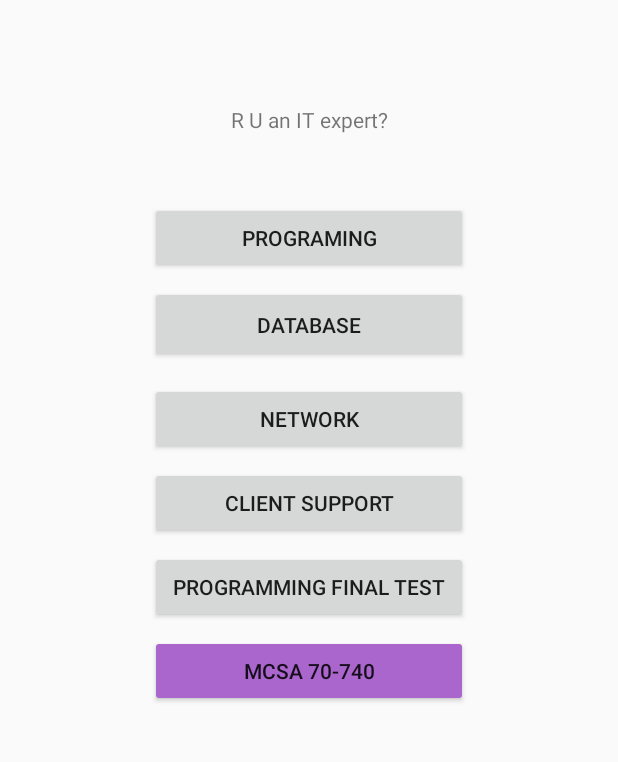
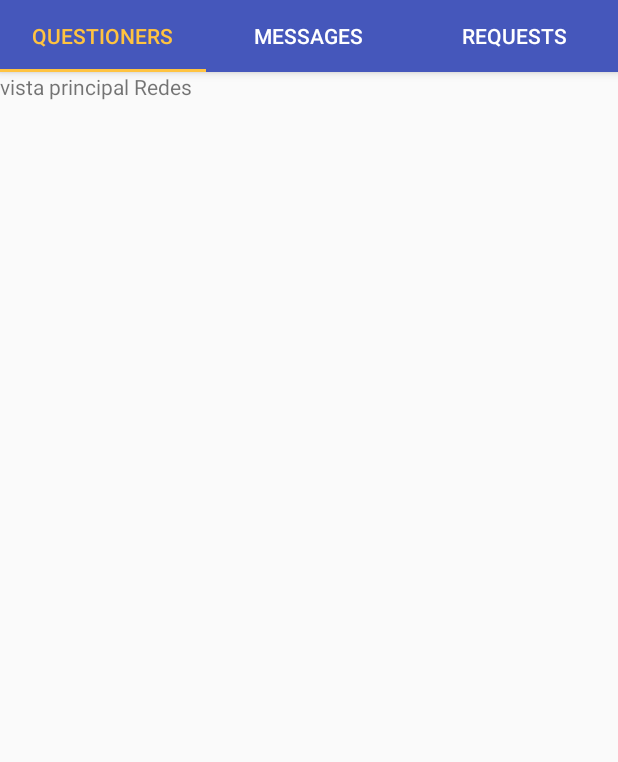
Before and after one commit to MovilTec/URStudyGuide_1, an Android app: the screen it shows after launch once a user with an empty profile is signed in (MainActivity), on a phone screen of 412 x 824 dp, the part 84-846 px from its top. Run offline under Robolectric (Android 15) with nearby library versions, the phone set to English and light mode, and no system bars; our stand-ins replace Firebase (no records; nobody signed in at launch, a user with empty details on screens opened directly).

Commit message:
Daniel R. Meneses León, creación de vistas en página principal. Intento de creación de Listas en Requests

```diff
--- a/app/build.gradle
+++ b/app/build.gradle
@@ -31,6 +31,7 @@ dependencies {
     implementation 'com.google.firebase:firebase-database:16.0.1'
     implementation 'com.google.firebase:firebase-auth:16.0.1'
     implementation 'com.google.firebase:firebase-storage:16.0.1'
+    implementation 'com.android.support:support-v4:26.1.0'
     testImplementation 'junit:junit:4.12'
     androidTestImplementation 'com.android.support.test:runner:1.0.2'
     androidTestImplementation 'com.android.support.test.espresso:espresso-core:3.0.2'
--- a/app/src/main/AndroidManifest.xml
+++ b/app/src/main/AndroidManifest.xml
@@ -73,8 +73,10 @@
         <activity
             android:name=".UsersActivity"
             android:parentActivityName=".MainActivity" />
-        <activity android:name=".ProfileActivity"
-            android:parentActivityName=".UsersActivity"></activity>
+        <activity
+            android:name=".ProfileActivity"
+            android:parentActivityName=".UsersActivity" />
+        <activity android:name=".Main2Activity"></activity>
     </application>
 
 </manifest>
--- /dev/null
+++ b/app/src/main/java/com/example/bbvacontrol/uranitexpert/FriendsFragment.java
@@ -0,0 +1,29 @@
+package com.example.bbvacontrol.uranitexpert;
+
+
+import android.os.Bundle;
+import android.support.v4.app.Fragment;
+import android.view.LayoutInflater;
+import android.view.View;
+import android.view.ViewGroup;
+
+
+/**
+ * A simple {@link Fragment} subclass.
+ */
+public class FriendsFragment extends Fragment {
+
+
+    public FriendsFragment() {
+        // Required empty public constructor
+    }
+
+
+    @Override
+    public View onCreateView(LayoutInflater inflater, ViewGroup container,
+                             Bundle savedInstanceState) {
+        // Inflate the layout for this fragment
+        return inflater.inflate(R.layout.fragment_friends, container, false);
+    }
+
+}
--- a/app/src/main/java/com/example/bbvacontrol/uranitexpert/MainActivity.java
+++ b/app/src/main/java/com/example/bbvacontrol/uranitexpert/MainActivity.java
@@ -3,6 +3,8 @@ package com.example.bbvacontrol.uranitexpert;
 import android.app.Activity;
 import android.content.Intent;
 import android.os.Bundle;
+import android.support.design.widget.TabLayout;
+import android.support.v4.view.ViewPager;
 import android.support.v7.app.AppCompatActivity;
 import android.support.v7.widget.Toolbar;
 import android.view.Menu;
@@ -18,6 +20,9 @@ public class MainActivity extends AppCompatActivity {
 
     private FirebaseAuth mAuth;
     private Toolbar mToolbar;
+    private SectionsPagerAdapter mSections;
+    private TabLayout mTabLayout;
+    private ViewPager mViewPager;
 
     @Override
     protected void onCreate(Bundle savedInstanceState) {
@@ -30,6 +35,13 @@ public class MainActivity extends AppCompatActivity {
         setSupportActionBar(mToolbar);
         getSupportActionBar().setTitle("URStudyGuide");
 
+        mViewPager = findViewById(R.id.main_tabPager);
+        mSections = new SectionsPagerAdapter(getSupportFragmentManager());
+
+        mViewPager.setAdapter(mSections);
+
+        mTabLayout = findViewById(R.id.main_tabs);
+        mTabLayout.setupWithViewPager(mViewPager);
     }
 
         public void sendMessage(View view) {
--- /dev/null
+++ b/app/src/main/java/com/example/bbvacontrol/uranitexpert/MessagesFragment.java
@@ -0,0 +1,29 @@
+package com.example.bbvacontrol.uranitexpert;
+
+
+import android.os.Bundle;
+import android.support.v4.app.Fragment;
+import android.view.LayoutInflater;
+import android.view.View;
+import android.view.ViewGroup;
+
+
+/**
+ * A simple {@link Fragment} subclass.
+ */
+public class MessagesFragment extends Fragment {
+
+
+    public MessagesFragment() {
+        // Required empty public constructor
+    }
+
+
+    @Override
+    public View onCreateView(LayoutInflater inflater, ViewGroup container,
+                             Bundle savedInstanceState) {
+        // Inflate the layout for this fragment
+        return inflater.inflate(R.layout.fragment_messages, container, false);
+    }
+
+}
--- a/app/src/main/java/com/example/bbvacontrol/uranitexpert/ProfileActivity.java
+++ b/app/src/main/java/com/example/bbvacontrol/uranitexpert/ProfileActivity.java
@@ -73,7 +73,7 @@ public class ProfileActivity extends AppCompatActivity {
                 int width = size.x;
                 int height = size.y;
 
-                int Width = width - (width/6);
+                int Width = width - (width/9);
                 int Height = height - (height/2);
 
                 profileUserImage.getLayoutParams().height = Height;
--- /dev/null
+++ b/app/src/main/java/com/example/bbvacontrol/uranitexpert/SectionsPagerAdapter.java
@@ -0,0 +1,49 @@
+package com.example.bbvacontrol.uranitexpert;
+
+import android.support.v4.app.Fragment;
+import android.support.v4.app.FragmentManager;
+import android.support.v4.app.FragmentPagerAdapter;
+
+class SectionsPagerAdapter extends FragmentPagerAdapter{
+
+    public SectionsPagerAdapter(FragmentManager fm) {
+        super(fm);
+    }
+
+    @Override
+    public Fragment getItem(int position) {
+        switch(position){
+            case 0:
+                FriendsFragment friendsFragment = new FriendsFragment();
+                return friendsFragment;
+            case 1:
+                MessagesFragment messagesFragment= new MessagesFragment();
+                return messagesFragment;
+            case 2:
+                RequestFragment requestFragment = new RequestFragment();
+                return requestFragment;
+            default:
+                return null;
+        }
+    }
+
+    @Override
+    public int getCount() {
+        return 3;
+    }
+
+    @Override
+    public CharSequence getPageTitle(int position) {
+        switch(position){
+            case 0:
+                return "Questioners";
+            case 1:
+                return "Messages";
+            case 2:
+                return "Requests";
+            default:
+                return null;
+        }
+//        return super.getPageTitle(position);
+    }
+}
--- a/app/src/main/java/com/example/bbvacontrol/uranitexpert/Users.java
+++ b/app/src/main/java/com/example/bbvacontrol/uranitexpert/Users.java
@@ -3,6 +3,7 @@ package com.example.bbvacontrol.uranitexpert;
 import android.app.ProgressDialog;
 import android.content.Context;
 import android.content.Intent;
+import android.graphics.Color;
 import android.net.Uri;
 import android.os.Bundle;
 import android.support.annotation.NonNull;
@@ -302,6 +303,7 @@ public class Users {
                         userProfile.changeRequestState(status);
                         if(status == 1){
                             friendReqButton.setText("cancel request");
+                            friendReqButton.setBackgroundColor(Color.RED);
                         }
                     }catch(NullPointerException nullException){
                         userProfile.changeRequestState(0);
--- a/app/src/main/res/layout/activity_main.xml
+++ b/app/src/main/res/layout/activity_main.xml
@@ -6,20 +6,43 @@
     android:layout_height="match_parent"
     tools:context="com.example.bbvacontrol.uranitexpert.MainActivity">
 
-    <include layout="@layout/app_bar_layout" android:id="@+id/main_page_toolbar"/>
+    <android.support.design.widget.AppBarLayout
+        android:id="@+id/appBarLayout"
+        android:layout_width="match_parent"
+        android:layout_height="wrap_content">
+
+        <include
+            android:id="@+id/main_page_toolbar"
+            layout="@layout/app_bar_layout" />
+
+        <android.support.design.widget.TabLayout
+            android:id="@+id/main_tabs"
+            android:layout_width="match_parent"
+            android:layout_height="wrap_content"
+            app:tabTextColor="#fff"
+            app:tabSelectedTextColor="@color/colorAccent">
+        </android.support.design.widget.TabLayout>
+
+
+    </android.support.design.widget.AppBarLayout>
+
+    <android.support.v4.view.ViewPager
+        android:id="@+id/main_tabPager"
+        android:layout_width="0dp"
+        android:layout_height="475dp"
+        app:layout_constraintBottom_toBottomOf="parent"
+        app:layout_constraintEnd_toEndOf="parent"
+        app:layout_constraintHorizontal_bias="1.0"
+        app:layout_constraintStart_toStartOf="parent"
+        app:layout_constraintTop_toBottomOf="@+id/appBarLayout"
+        app:layout_constraintVertical_bias="0.0">
 
         <TextView
             android:id="@+id/textView"
             android:layout_width="121dp"
             android:layout_height="26dp"
             android:text="R U an IT expert?"
-        android:textAlignment="center"
-        app:layout_constraintBottom_toBottomOf="parent"
-        app:layout_constraintHorizontal_bias="0.501"
-        app:layout_constraintLeft_toLeftOf="parent"
-        app:layout_constraintRight_toRightOf="parent"
-        app:layout_constraintTop_toTopOf="parent"
-        app:layout_constraintVertical_bias="0.158" />
+            android:textAlignment="center" />
 
         <Button
             android:id="@+id/Programming_button"
@@ -109,4 +132,8 @@
             app:layout_constraintTop_toBottomOf="@+id/Examen_Programa"
             app:layout_constraintVertical_bias="0.0" />
 
+
+    </android.support.v4.view.ViewPager>
+
+
 </android.support.constraint.ConstraintLayout>
--- /dev/null
+++ b/app/src/main/res/layout/fragment_friends.xml
@@ -0,0 +1,100 @@
+<?xml version="1.0" encoding="utf-8"?>
+<FrameLayout xmlns:android="http://schemas.android.com/apk/res/android"
+    xmlns:tools="http://schemas.android.com/tools"
+    android:layout_width="match_parent"
+    android:layout_height="match_parent"
+    xmlns:app="http://schemas.android.com/apk/res-auto"
+    tools:context=".FriendsFragment">
+
+    <!-- TODO: Update blank fragment layout -->
+    <TextView
+        android:layout_width="wrap_content"
+        android:layout_height="wrap_content"
+        android:text="@string/hello_blank_fragment" />
+
+    <!--<Button
+        android:id="@+id/Programming_button"
+        android:layout_width="212dp"
+        android:layout_height="wrap_content"
+        android:layout_centerVertical="true"
+        android:layout_marginBottom="8dp"
+        android:layout_marginTop="8dp"
+
+        android:text="Programing"
+        app:layout_constraintBottom_toBottomOf="parent"
+        app:layout_constraintEnd_toEndOf="parent"
+        app:layout_constraintStart_toStartOf="parent"
+        app:layout_constraintTop_toBottomOf="@+id/textView"
+        app:layout_constraintVertical_bias="0.05" />
+
+    <Button
+        android:id="@+id/DataBase_button"
+        android:layout_width="212dp"
+        android:layout_height="51dp"
+        android:layout_marginBottom="8dp"
+        android:layout_marginTop="8dp"
+
+        android:text="DataBase"
+        app:layout_constraintBottom_toBottomOf="parent"
+        app:layout_constraintEnd_toEndOf="parent"
+        app:layout_constraintStart_toStartOf="parent"
+        app:layout_constraintTop_toBottomOf="@+id/Programming_button"
+        app:layout_constraintVertical_bias="0.0" />
+
+    <Button
+        android:id="@+id/button3"
+        android:layout_width="212dp"
+        android:layout_height="wrap_content"
+        android:layout_marginBottom="8dp"
+        android:layout_marginTop="8dp"
+
+        android:text="Network"
+        app:layout_constraintBottom_toBottomOf="parent"
+        app:layout_constraintEnd_toEndOf="parent"
+        app:layout_constraintStart_toStartOf="parent"
+        app:layout_constraintTop_toBottomOf="@+id/DataBase_button"
+        app:layout_constraintVertical_bias="0.011" />
+
+    <Button
+        android:id="@+id/button4"
+        android:layout_width="212dp"
+        android:layout_height="wrap_content"
+        android:layout_marginBottom="8dp"
+        android:layout_marginTop="8dp"
+
+        android:text="Client Support"
+        app:layout_constraintBottom_toBottomOf="parent"
+        app:layout_constraintEnd_toEndOf="parent"
+        app:layout_constraintStart_toStartOf="parent"
+        app:layout_constraintTop_toBottomOf="@+id/button3"
+        app:layout_constraintVertical_bias="0.0" />
+
+    <Button
+        android:id="@+id/Examen_Programa"
+        android:layout_width="212dp"
+        android:layout_height="wrap_content"
+        android:layout_marginBottom="8dp"
+        android:layout_marginTop="8dp"
+
+        android:text="Programming Final Test"
+        app:layout_constraintBottom_toBottomOf="parent"
+        app:layout_constraintEnd_toEndOf="parent"
+        app:layout_constraintStart_toStartOf="parent"
+        app:layout_constraintTop_toBottomOf="@+id/button4"
+        app:layout_constraintVertical_bias="0.0" />
+
+    <Button
+        android:id="@+id/MCSAButton"
+
+        android:layout_width="212dp"
+        android:layout_height="wrap_content"
+        android:layout_marginBottom="8dp"
+        android:layout_marginEnd="8dp"
+        android:layout_marginStart="8dp"
+        android:layout_marginTop="8dp"
+        android:backgroundTint="@android:color/holo_purple"
+
+        android:text="MCSA 70-740" />-->
+
+
+</FrameLayout>
```
Also changed, not shown: app/src/main/java/com/example/bbvacontrol/uranitexpert/Main2Activity.java (added, +26 -0 lines), app/src/main/java/com/example/bbvacontrol/uranitexpert/RequestFragment.java (added, +143 -0 lines), app/src/main/java/com/example/bbvacontrol/uranitexpert/RequestsModelingClass.java (added, +34 -0 lines), app/src/main/res/layout/activity_main2.xml (added, +34 -0 lines), app/src/main/res/layout/fragment_messages.xml (added, +14 -0 lines), app/src/main/res/layout/fragment_request.xml (added, +15 -0 lines), app/src/main/res/layout/user_friend_requests.xml (added, +83 -0 lines). Lines whose indentation alone changed are shown as unchanged.
